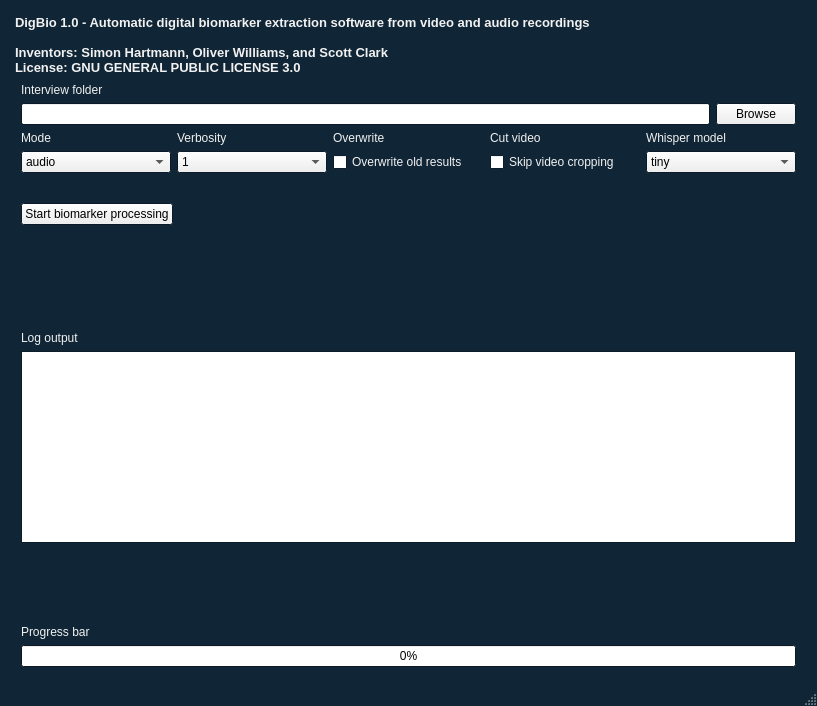
This is DigBio.ui in sihartmann/DigitalBiomarkersPsychosis as Qt 5 draws it before an edit. The edited form follows.
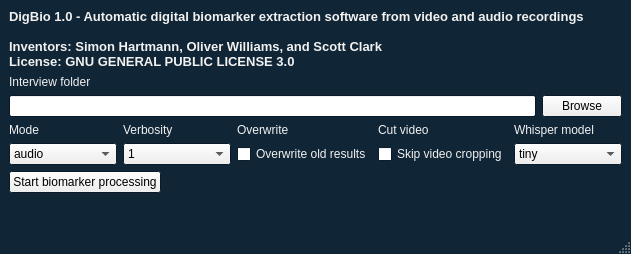
This is the edited form.

Commit message: Removed log output and progress bar from GUI, set fixed window size

The edit to the form file:
```diff
--- a/DigBio.ui
+++ b/DigBio.ui
@@ -6,10 +6,16 @@
    <rect>
     <x>0</x>
     <y>0</y>
-    <width>817</width>
-    <height>706</height>
+    <width>631</width>
+    <height>254</height>
    </rect>
   </property>
+  <property name="sizePolicy">
+   <sizepolicy hsizetype="Fixed" vsizetype="Fixed">
+    <horstretch>0</horstretch>
+    <verstretch>0</verstretch>
+   </sizepolicy>
+  </property>
   <property name="palette">
    <palette>
     <active>
@@ -300,21 +306,9 @@
    <property name="enabled">
     <bool>true</bool>
    </property>
-   <layout class="QHBoxLayout" name="horizontalLayout_2">
+   <layout class="QVBoxLayout" name="verticalLayout_2">
     <item>
-     <layout class="QVBoxLayout" name="verticalLayout_4">
-      <property name="leftMargin">
-       <number>6</number>
-      </property>
-      <property name="topMargin">
-       <number>6</number>
-      </property>
-      <property name="rightMargin">
-       <number>6</number>
-      </property>
-      <property name="bottomMargin">
-       <number>6</number>
-      </property>
+     <layout class="QVBoxLayout" name="verticalLayout">
       <item>
        <widget class="QLabel" name="label_13">
         <property name="sizePolicy">
@@ -342,20 +336,6 @@
        </widget>
       </item>
       <item>
-       <layout class="QVBoxLayout" name="verticalLayout_3">
-        <property name="leftMargin">
-         <number>6</number>
-        </property>
-        <property name="topMargin">
-         <number>2</number>
-        </property>
-        <property name="rightMargin">
-         <number>6</number>
-        </property>
-        <property name="bottomMargin">
-         <number>2</number>
-        </property>
-        <item>
          <widget class="QLabel" name="label">
           <property name="text">
            <string>Interview folder</string>
@@ -540,38 +520,6 @@
           </item>
          </layout>
         </item>
-        <item>
-         <widget class="QLabel" name="label_10">
-          <property name="sizePolicy">
-           <sizepolicy hsizetype="Expanding" vsizetype="Expanding">
-            <horstretch>0</horstretch>
-            <verstretch>0</verstretch>
-           </sizepolicy>
-          </property>
-          <property name="text">
-           <string/>
-          </property>
-         </widget>
-        </item>
-        <item>
-         <layout class="QVBoxLayout" name="verticalLayout">
-          <item>
-           <widget class="QLabel" name="label_7">
-            <property name="text">
-             <string>Log output</string>
-            </property>
-           </widget>
-          </item>
-          <item>
-           <widget class="QTextEdit" name="textEdit">
-            <property name="sizePolicy">
-             <sizepolicy hsizetype="Preferred" vsizetype="Preferred">
-              <horstretch>0</horstretch>
-              <verstretch>0</verstretch>
-             </sizepolicy>
-            </property>
-           </widget>
-          </item>
          </layout>
         </item>
         <item>
@@ -586,28 +534,6 @@
            <string/>
           </property>
          </widget>
-        </item>
-        <item>
-         <layout class="QVBoxLayout" name="verticalLayout_2">
-          <item>
-           <widget class="QLabel" name="label_9">
-            <property name="text">
-             <string>Progress bar</string>
-            </property>
-           </widget>
-          </item>
-          <item>
-           <widget class="QProgressBar" name="progressBar">
-            <property name="value">
-             <number>0</number>
-            </property>
-           </widget>
-          </item>
-         </layout>
-        </item>
-       </layout>
-      </item>
-     </layout>
     </item>
    </layout>
   </widget>
```
Lines whose indentation alone changed are shown as unchanged. The commit also changes 1 other file.
